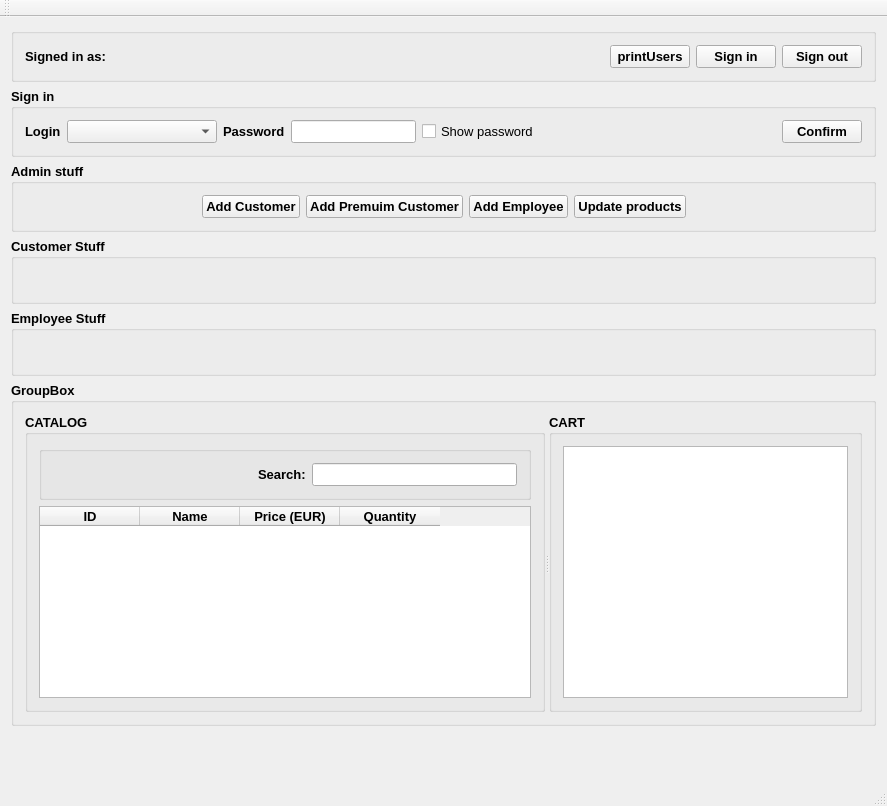
The window that Pharmacy.ui (Tomas-Homola/OOP_skuskoveZadanie_Pharmacy) describes before a commit, drawn with Qt 5.
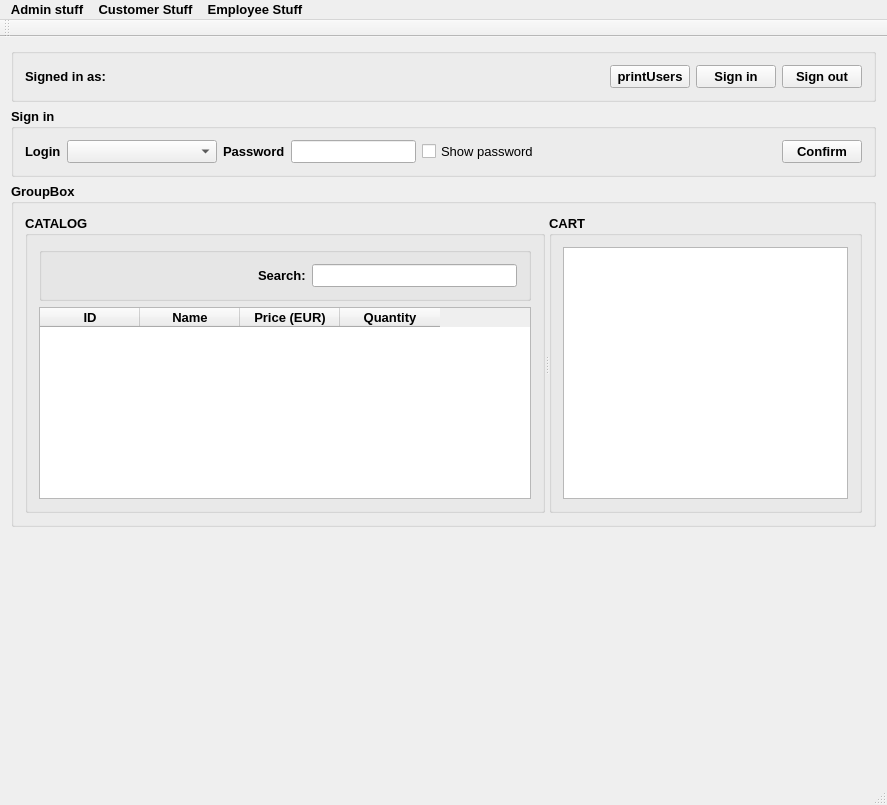
The same window after the commit.

Commit message: Prerobene funkcie pre nacitanie/ukladanie dat uzivatelov; doplnena funkcia na nacitanie produktov; zmena pri Users Stuff -> zmena z buttons na menu vlavo hore

Patch:
```diff
--- a/Pharmacy.ui
+++ b/Pharmacy.ui
@@ -7,7 +7,7 @@
     <x>0</x>
     <y>0</y>
     <width>887</width>
-    <height>806</height>
+    <height>805</height>
    </rect>
   </property>
   <property name="font">
@@ -205,145 +205,6 @@
       </layout>
      </widget>
     </item>
-    <item>
-     <widget class="QGroupBox" name="groupBox_AdminStuff">
-      <property name="maximumSize">
-       <size>
-        <width>16777215</width>
-        <height>75</height>
-       </size>
-      </property>
-      <property name="title">
-       <string>Admin stuff</string>
-      </property>
-      <layout class="QHBoxLayout" name="horizontalLayout_3">
-       <item>
-        <spacer name="horizontalSpacer_7">
-         <property name="orientation">
-          <enum>Qt::Horizontal</enum>
-         </property>
-         <property name="sizeHint" stdset="0">
-          <size>
-           <width>40</width>
-           <height>20</height>
-          </size>
-         </property>
-        </spacer>
-       </item>
-       <item>
-        <widget class="QPushButton" name="pushButton_AddCustomer">
-         <property name="text">
-          <string>Add Customer</string>
-         </property>
-        </widget>
-       </item>
-       <item>
-        <widget class="QPushButton" name="pushButton_AddPremiumCustomer">
-         <property name="text">
-          <string>Add Premuim Customer</string>
-         </property>
-        </widget>
-       </item>
-       <item>
-        <widget class="QPushButton" name="pushButton_AddEmployee">
-         <property name="text">
-          <string>Add Employee</string>
-         </property>
-        </widget>
-       </item>
-       <item>
-        <widget class="QPushButton" name="pushButton_UpdateProducts">
-         <property name="text">
-          <string>Update products</string>
-         </property>
-        </widget>
-       </item>
-       <item>
-        <spacer name="horizontalSpacer_8">
-         <property name="orientation">
-          <enum>Qt::Horizontal</enum>
-         </property>
-         <property name="sizeHint" stdset="0">
-          <size>
-           <width>40</width>
-           <height>20</height>
-          </size>
-         </property>
-        </spacer>
-       </item>
-      </layout>
-     </widget>
-    </item>
-    <item>
-     <widget class="QGroupBox" name="groupBox_CustomerStuff">
-      <property name="title">
-       <string>Customer Stuff</string>
-      </property>
-      <layout class="QHBoxLayout" name="horizontalLayout_4">
-       <item>
-        <spacer name="horizontalSpacer_6">
-         <property name="orientation">
-          <enum>Qt::Horizontal</enum>
-         </property>
-         <property name="sizeHint" stdset="0">
-          <size>
-           <width>40</width>
-           <height>20</height>
-          </size>
-         </property>
-        </spacer>
-       </item>
-       <item>
-        <spacer name="horizontalSpacer_9">
-         <property name="orientation">
-          <enum>Qt::Horizontal</enum>
-         </property>
-         <property name="sizeHint" stdset="0">
-          <size>
-           <width>40</width>
-           <height>20</height>
-          </size>
-         </property>
-        </spacer>
-       </item>
-      </layout>
-     </widget>
-    </item>
-    <item>
-     <widget class="QGroupBox" name="groupBox_EmployeeStuff">
-      <property name="title">
-       <string>Employee Stuff</string>
-      </property>
-      <layout class="QHBoxLayout" name="horizontalLayout_5">
-       <item>
-        <spacer name="horizontalSpacer_10">
-         <property name="orientation">
-          <enum>Qt::Horizontal</enum>
-         </property>
-         <property name="sizeHint" stdset="0">
-          <size>
-           <width>40</width>
-           <height>20</height>
-          </size>
-         </property>
-        </spacer>
-       </item>
-       <item>
-        <spacer name="horizontalSpacer_11">
-         <property name="orientation">
-          <enum>Qt::Horizontal</enum>
-         </property>
-         <property name="sizeHint" stdset="0">
-          <size>
-           <width>40</width>
-           <height>20</height>
-          </size>
-         </property>
-        </spacer>
-       </item>
-      </layout>
-     </widget>
-    </item>
     <item>
      <widget class="QGroupBox" name="groupBox_Products">
       <property name="title">
@@ -515,6 +376,31 @@
      <height>22</height>
     </rect>
    </property>
+   <widget class="QMenu" name="menuAdminStuff">
+    <property name="title">
+     <string>Admin stuff</string>
+    </property>
+    <addaction name="actionAddCustomer"/>
+    <addaction name="actionAddPremiumCustomer"/>
+    <addaction name="actionAddEmployee"/>
+    <addaction name="separator"/>
+    <addaction name="actionUpdateProducts"/>
+   </widget>
+   <widget class="QMenu" name="menuCustomer_Stuff">
+    <property name="title">
+     <string>Customer Stuff</string>
+    </property>
+    <addaction name="actionChange_account_information"/>
+   </widget>
+   <widget class="QMenu" name="menuEmployee_Stuff">
+    <property name="title">
+     <string>Employee Stuff</string>
+    </property>
+    <addaction name="actionChange_employee_position"/>
+   </widget>
+   <addaction name="menuAdminStuff"/>
+   <addaction name="menuCustomer_Stuff"/>
+   <addaction name="menuEmployee_Stuff"/>
   </widget>
   <widget class="QToolBar" name="mainToolBar">
    <attribute name="toolBarArea">
```
Left out of the diff: 30 changed lines with no effect on the pictures. The commit also changes 2 other files.
